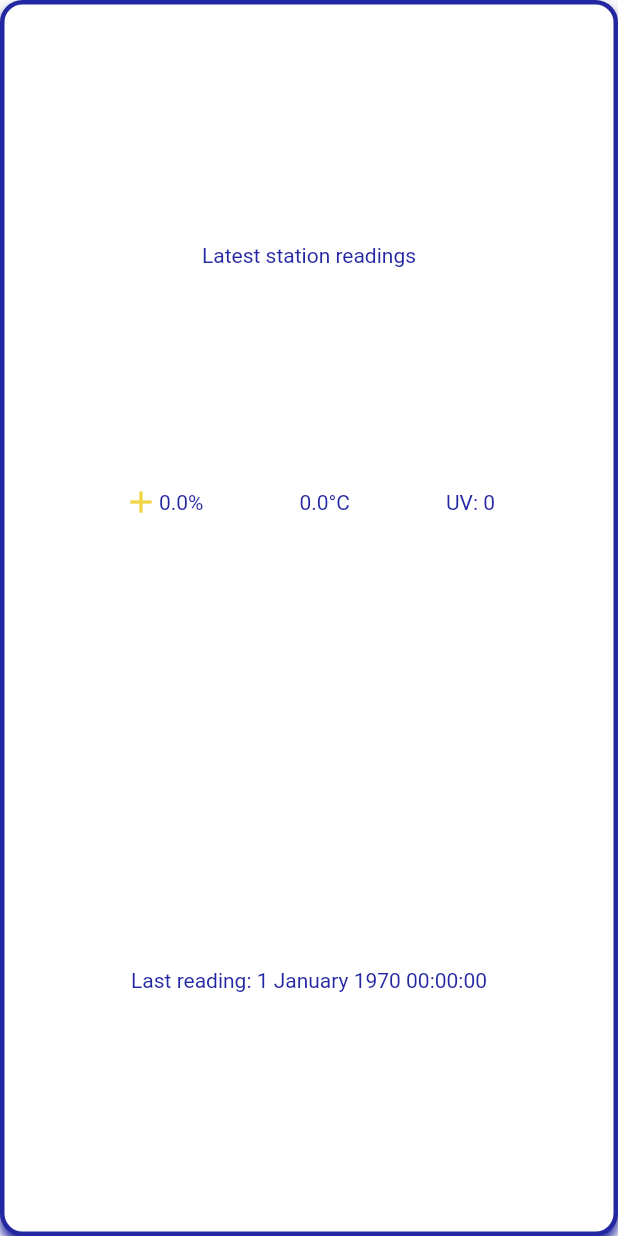
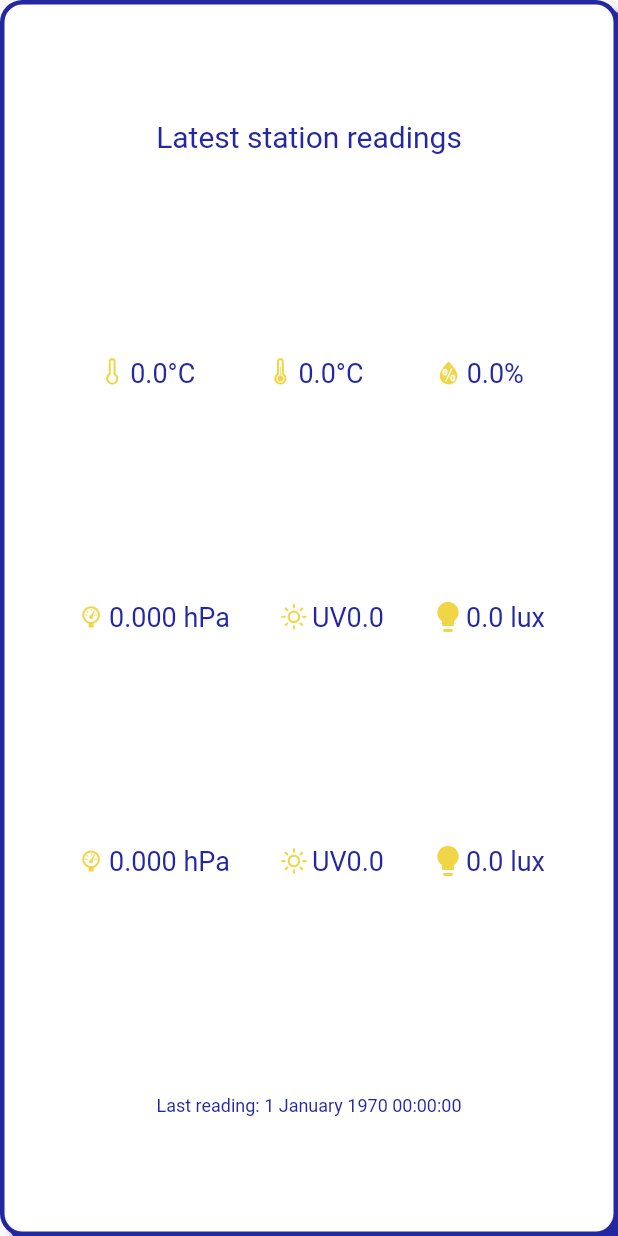
Before and after one commit to Przemas91M/weather_station_esp32, a Flutter app: the StationReadingsCard widget shown alone on an empty page, opened directly with empty values, on a phone screen of 412 x 824 dp. Run offline on Flutter 3.47's test engine with Material 2 defaults, Android fonts, the phone set to English and light mode, and no system bars; our stand-ins replace bloc, cloud_firestore, equatable, firebase_auth, firebase_core, firebase_database and 3 more; accounts and stored records are empty.

Commit message:
Changed latest station readings box decoration

```diff
--- a/lib/weather/widgets/station_readings.dart
+++ b/lib/weather/widgets/station_readings.dart
@@ -1,4 +1,5 @@
 import 'package:flutter/material.dart';
+import 'package:weather_icons/weather_icons.dart';
 import 'package:weather_station_esp32/style/color_palette.dart';
 import 'package:intl/intl.dart';
 
@@ -26,34 +27,95 @@ class StationReadingsCard extends StatelessWidget {
           boxShadow: const [
             BoxShadow(
                 color: ColorPalette.midBlue,
-                offset: Offset(0.0, 5.0),
+                offset: Offset(10.0, 10.0),
                 blurRadius: 5.0,
-                blurStyle: BlurStyle.normal)
+                blurStyle: BlurStyle.normal),
+            BoxShadow(
+              color: ColorPalette.midBlue,
+              offset: Offset(5.0, 5.0),
+            )
           ]),
       child: Column(
         mainAxisAlignment: MainAxisAlignment.spaceEvenly,
         crossAxisAlignment: CrossAxisAlignment.center,
         children: [
-          const Text('Latest station readings'),
-          Row(
-            mainAxisAlignment: MainAxisAlignment.spaceEvenly,
-            children: [
-              Wrap(crossAxisAlignment: WrapCrossAlignment.center, children: [
-                const Icon(
-                  Icons.add,
-                  color: ColorPalette.yellow,
-                ),
-                Text('${reading.humidity}%')
-              ]),
-              Text('${reading.outsideTemperature}°C'),
-              Text('UV: ${reading.uvIndex.toStringAsPrecision(1)}')
-            ],
+          const Text(
+            'Latest station readings',
+            style: TextStyle(fontSize: 20),
           ),
+          const SizedBox(height: 10),
+          Row(mainAxisAlignment: MainAxisAlignment.spaceEvenly, children: [
+            Wrap(crossAxisAlignment: WrapCrossAlignment.center, children: [
+              const BoxedIcon(WeatherIcons.thermometer_exterior,
+                  color: ColorPalette.yellow),
+              Text('${reading.outsideTemperature}°C',
+                  style: const TextStyle(fontSize: 18)),
+            ]),
+            Wrap(crossAxisAlignment: WrapCrossAlignment.center, children: [
+              const BoxedIcon(WeatherIcons.thermometer,
+                  color: ColorPalette.yellow),
+              Text('${reading.insideTemperature}°C',
+                  style: const TextStyle(fontSize: 18)),
+            ]),
+            Wrap(crossAxisAlignment: WrapCrossAlignment.center, children: [
+              const BoxedIcon(
+                WeatherIcons.humidity,
+                color: ColorPalette.yellow,
+              ),
+              Text('${reading.humidity}%', style: const TextStyle(fontSize: 18))
+            ]),
+          ]),
           const SizedBox(
-            height: 10,
+            height: 15,
           ),
+          Row(mainAxisAlignment: MainAxisAlignment.spaceEvenly, children: [
+            Wrap(crossAxisAlignment: WrapCrossAlignment.center, children: [
+              const BoxedIcon(WeatherIcons.barometer,
+                  color: ColorPalette.yellow),
+              Text('${reading.pressure.toStringAsPrecision(4)} hPa',
+                  style: const TextStyle(fontSize: 18)),
+            ]),
+            Wrap(crossAxisAlignment: WrapCrossAlignment.center, children: [
+              const BoxedIcon(WeatherIcons.day_sunny,
+                  color: ColorPalette.yellow),
+              Text('UV${reading.uvIndex}',
+                  style: const TextStyle(fontSize: 18)),
+            ]),
+            Wrap(crossAxisAlignment: WrapCrossAlignment.center, children: [
+              const BoxedIcon(
+                Icons.lightbulb,
+                color: ColorPalette.yellow,
+              ),
+              Text('${reading.lux} lux', style: const TextStyle(fontSize: 18))
+            ]),
+          ]),
+          const SizedBox(height: 15),
+          Row(mainAxisAlignment: MainAxisAlignment.spaceEvenly, children: [
+            Wrap(crossAxisAlignment: WrapCrossAlignment.center, children: [
+              const BoxedIcon(WeatherIcons.barometer,
+                  color: ColorPalette.yellow),
+              Text('${reading.pressure.toStringAsPrecision(4)} hPa',
+                  style: const TextStyle(fontSize: 18)),
+            ]),
+            Wrap(crossAxisAlignment: WrapCrossAlignment.center, children: [
+              const BoxedIcon(WeatherIcons.day_sunny,
+                  color: ColorPalette.yellow),
+              Text('UV${reading.uvIndex}',
+                  style: const TextStyle(fontSize: 18)),
+            ]),
+            Wrap(crossAxisAlignment: WrapCrossAlignment.center, children: [
+              const BoxedIcon(
+                Icons.lightbulb,
+                color: ColorPalette.yellow,
+              ),
+              Text('${reading.lux} lux', style: const TextStyle(fontSize: 18))
+            ]),
+          ]),
+          const SizedBox(height: 20),
           Text(
-              'Last reading: ${DateFormat('d MMMM y HH:mm:ss').format(readTimestamp)}')
+            'Last reading: ${DateFormat('d MMMM y HH:mm:ss').format(readTimestamp)}',
+            style: const TextStyle(fontSize: 12),
+          )
         ],
       ),
     );
--- a/pubspec.yaml
+++ b/pubspec.yaml
@@ -36,6 +36,7 @@ dependencies:
   cloud_firestore:
   bloc:
   flutter_bloc:
+  weather_icons:
   equatable:
   intl: ^0.18.1
 
```
Also changed, not shown: pubspec.lock.
